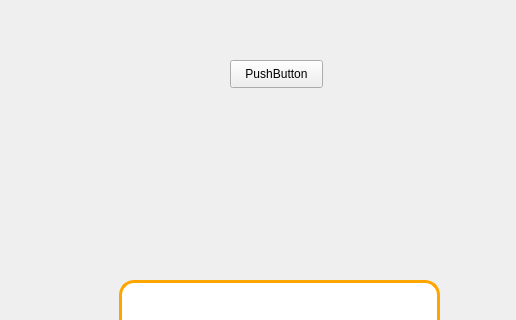
Qt form FabLabEmprunt/pageAccueil.ui (Fablab-app-emprunt/App) before a commit; both pictures show x 0 to 516 and y 0 to 320 of the 898 by 700 pixel window.
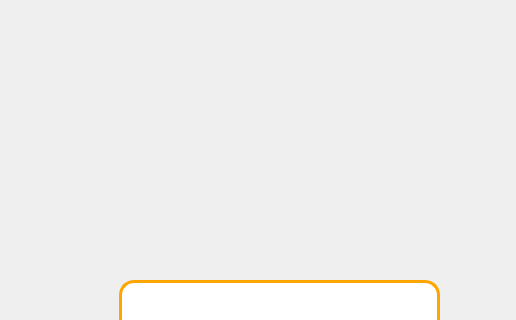
The same form after that commit.

Commit message: page accueil

```diff
--- a/FabLabEmprunt/pageAccueil.ui
+++ b/FabLabEmprunt/pageAccueil.ui
@@ -477,19 +477,6 @@
     <string>Emprunter des outils</string>
    </property>
   </widget>
-  <widget class="QPushButton" name="btnTest">
-   <property name="geometry">
-    <rect>
-     <x>230</x>
-     <y>60</y>
-     <width>93</width>
-     <height>28</height>
-    </rect>
-   </property>
-   <property name="text">
-    <string>PushButton</string>
-   </property>
-  </widget>
  </widget>
  <resources/>
  <connections/>
```
Left out of the diff: 4 changed lines with no effect on the pictures. The commit also changes 2 other files.
